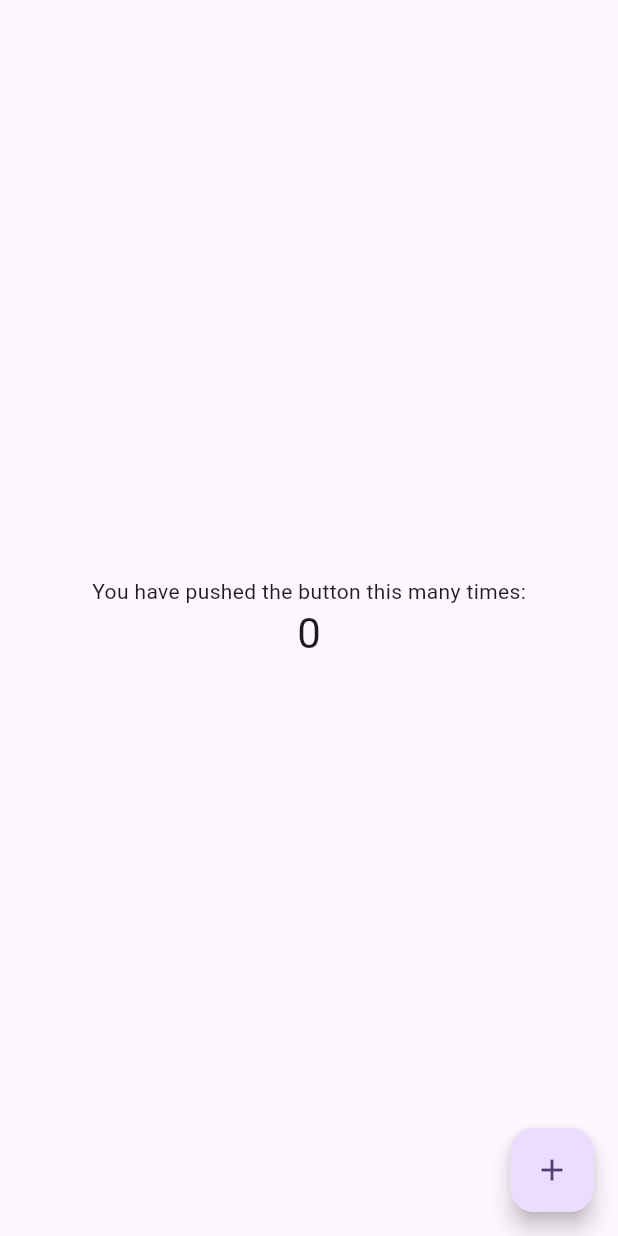
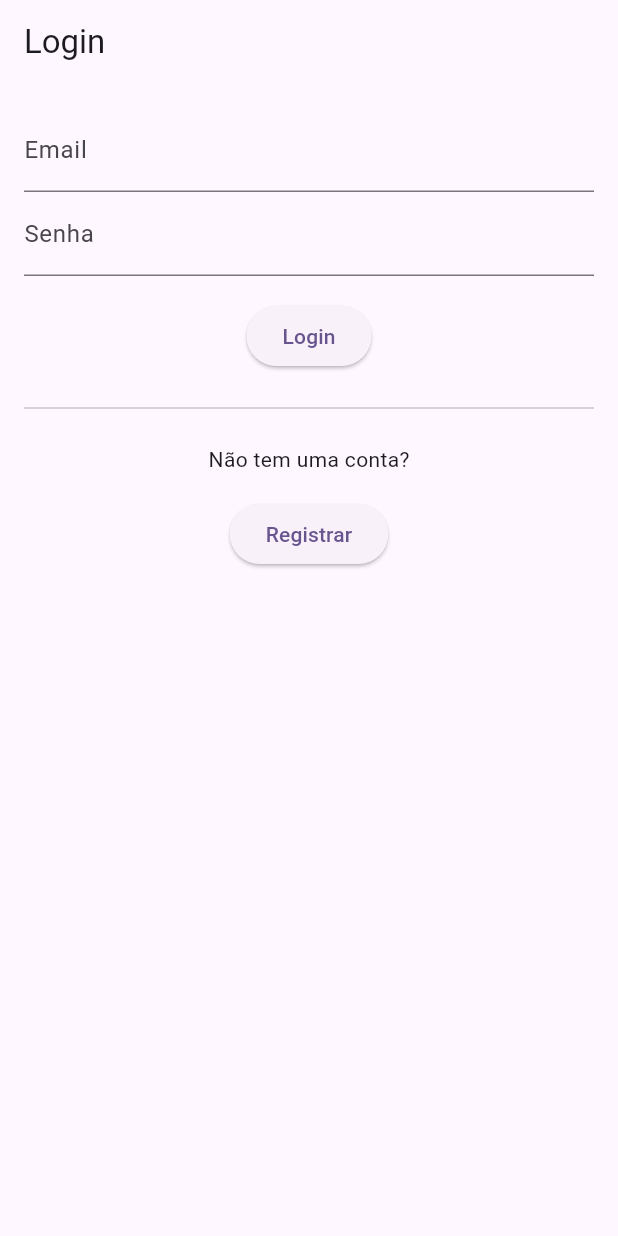
Before and after one commit to eduardoteles17/flutter_sqlite, a Flutter app: the screen it shows after launch, on a phone screen of 412 x 824 dp. Run offline on Flutter 3.47's test engine with Material 3 defaults, Android fonts, the phone set to English and light mode, and no system bars; our stand-ins replace get_it, go_router, lottie, shared_preferences, sqflite; accounts and stored records are empty.

Commit message:
add auth
Co-authored-by: juliacorre <juliacorrea2004@outlook.com>

```diff
--- /dev/null
+++ b/lib/constants/shared_preferences_keys.dart
@@ -0,0 +1,3 @@
+abstract class SharedPreferencesKeys {
+  static const String authenticatedUser = 'authenticated_user';
+}
--- /dev/null
+++ b/lib/controllers/auth_controller.dart
@@ -0,0 +1,64 @@
+import 'package:flutter_sqlite/constants/shared_preferences_keys.dart';
+import 'package:flutter_sqlite/controllers/users_controller.dart';
+import 'package:flutter_sqlite/core/injector.dart';
+import 'package:flutter_sqlite/models/user_model.dart';
+import 'package:flutter_sqlite/utils/password_hash.dart';
+import 'package:shared_preferences/shared_preferences.dart';
+
+class AuthController {
+  SharedPreferences sharedPreferences = getIt.get();
+  UserController userController = getIt.get();
+
+  User _user = User(id: 0, name: '', email: '', passwordHash: '');
+
+  User get user => _user;
+
+  Future<bool> init() async {
+    final userId = sharedPreferences.getInt(
+      SharedPreferencesKeys.authenticatedUser,
+    );
+
+    if (userId == null) {
+      return false;
+    }
+
+    final user = await userController.findUserById(userId);
+
+    if (user == null) {
+      return false;
+    }
+
+    _user = user;
+
+    return true;
+  }
+
+  Future<User> login({
+    required String email,
+    required String password,
+  }) async {
+    final user = await userController.findUserByEmail(email);
+
+    if (user == null) {
+      throw Exception('User not found');
+    }
+
+    if (!PasswordHash.compare(password, user.passwordHash)) {
+      throw Exception('Invalid password');
+    }
+
+    await sharedPreferences.setInt(
+      SharedPreferencesKeys.authenticatedUser,
+      user.id,
+    );
+
+    _user = user;
+
+    return user;
+  }
+
+  Future<void> logout() async {
+    await sharedPreferences.remove(SharedPreferencesKeys.authenticatedUser);
+    _user = User(id: 0, name: '', email: '', passwordHash: '');
+  }
+}
--- a/lib/core/app.dart
+++ b/lib/core/app.dart
@@ -1,8 +1,15 @@
+import 'package:flutter_sqlite/controllers/auth_controller.dart';
 import 'package:flutter_sqlite/core/injector.dart';
 
 abstract class App {
-  static Future<void> init() async {
+  static Future<bool> init() async {
     await getIt.allReady();
+
+    final authController = getIt.get<AuthController>();
+    final isAuthenticated = await authController.init();
+
     await Future.delayed(const Duration(seconds: 2));
+
+    return isAuthenticated;
   }
 }
--- a/lib/core/database/migrations/0001_init.dart
+++ b/lib/core/database/migrations/0001_init.dart
@@ -6,6 +6,7 @@ void migration0001Init(Batch batch) async {
     CREATE TABLE users (
       id INTEGER PRIMARY KEY AUTOINCREMENT,
       name TEXT NOT NULL,
+      email TEXT NOT NULL,
       passwordHash TEXT NOT NULL
     )
   ''');
--- a/lib/core/routes.dart
+++ b/lib/core/routes.dart
@@ -1,4 +1,6 @@
 import 'package:flutter_sqlite/screens/home_screen.dart';
+import 'package:flutter_sqlite/screens/login_screen.dart';
+import 'package:flutter_sqlite/screens/register_screen.dart';
 import 'package:flutter_sqlite/screens/splash_screen.dart';
 import 'package:go_router/go_router.dart';
 
@@ -10,5 +12,13 @@ final appRoutes = GoRouter(routes: [
   GoRoute(
     path: "/home",
     builder: (context, state) => const HomeScreen(),
+  ),
+  GoRoute(
+    path: "/login",
+    builder: (context, state) => const LoginScreen(),
+  ),
+  GoRoute(
+    path: "/register",
+    builder: (context, state) => const RegisterScreen(),
   )
 ]);
--- a/lib/models/user_model.dart
+++ b/lib/models/user_model.dart
@@ -1,11 +1,13 @@
 class User {
   final int id;
   final String name;
+  final String email;
   final String passwordHash;
 
   User({
     required this.id,
     required this.name,
+    required this.email,
     required this.passwordHash,
   });
 
@@ -13,6 +15,7 @@ class User {
     return User(
       id: map['id'],
       name: map['name'],
+      email: map['email'],
       passwordHash: map['passwordHash'],
     );
   }
@@ -21,6 +24,7 @@ class User {
     return {
       'id': id,
       'name': name,
+      'email': email,
       'passwordHash': passwordHash,
     };
   }
--- /dev/null
+++ b/lib/screens/login_screen.dart
@@ -0,0 +1,126 @@
+import 'package:flutter/material.dart';
+import 'package:flutter_sqlite/controllers/auth_controller.dart';
+import 'package:flutter_sqlite/core/injector.dart';
+import 'package:go_router/go_router.dart';
+
+class FormData {
+  String email;
+  String password;
+
+  FormData({
+    this.email = '',
+    this.password = '',
+  });
+}
+
+class LoginScreen extends StatefulWidget {
+  const LoginScreen({super.key});
+
+  @override
+  State<LoginScreen> createState() => _LoginScreenState();
+}
+
+class _LoginScreenState extends State<LoginScreen> {
+  final GlobalKey<FormState> _formKey = GlobalKey<FormState>();
+
+  final FormData _formData = FormData();
+
+  final AuthController authController = getIt.get<AuthController>();
+
+  _onRegister() {
+    GoRouter.of(context).push('/register');
+  }
+
+  _onSubmit() async {
+    if (!_formKey.currentState!.validate()) {
+      return;
+    }
+
+    _formKey.currentState?.save();
+
+    try {
+      await authController.login(
+        email: _formData.email,
+        password: _formData.password,
+      );
+
+      if (!context.mounted) {
+        return;
+      }
+
+      GoRouter.of(context).go('/home');
+    } catch (e) {
+      if (!context.mounted) {
+        return;
+      }
+
+      ScaffoldMessenger.of(context).showSnackBar(
+        const SnackBar(
+          content: Text("Usuário ou senha inválidos"),
+        ),
+      );
+    }
+  }
+
+  @override
+  Widget build(BuildContext context) {
+    return Scaffold(
+        appBar: AppBar(
+          title: const Text('Login'),
+        ),
+        body: Form(
+          key: _formKey,
+          child: Padding(
+            padding: const EdgeInsets.all(16.0),
+            child: Column(
+              children: [
+                TextFormField(
+                  keyboardType: TextInputType.emailAddress,
+                  textInputAction: TextInputAction.next,
+                  decoration: const InputDecoration(labelText: 'Email'),
+                  onSaved: (value) => _formData.email = value!,
+                  validator: (value) {
+                    if (value == null || value.isEmpty) {
+                      return 'Email é obrigatório';
+                    }
+
+                    return null;
+                  },
+                ),
+                TextFormField(
+                  keyboardType: TextInputType.visiblePassword,
+                  textInputAction: TextInputAction.done,
+                  decoration: const InputDecoration(
+                    labelText: 'Senha',
+                  ),
+                  obscureText: true,
+                  onSaved: (value) => _formData.password = value!,
+                  onFieldSubmitted: (_) => _onSubmit(),
+                  validator: (value) {
+                    if (value == null || value.isEmpty) {
+                      return 'Senha é obrigatória';
+                    }
+
+                    return null;
+                  },
+                ),
+                const SizedBox(height: 16.0),
+                ElevatedButton(
+                  onPressed: _onSubmit,
+                  child: const Text('Login'),
+                ),
+                const SizedBox(height: 16.0),
+                const Divider(),
+                const SizedBox(height: 16.0),
+                const Text("Não tem uma conta?"),
+                const SizedBox(height: 16.0),
+                ElevatedButton(
+                  onPressed: _onRegister,
+                  child: const Text('Registrar'),
+                ),
+              ],
+            ),
+          ),
+        ));
+  }
+}
```
Also changed, not shown: lib/controllers/users_controller.dart (added, +64 -0 lines), lib/core/injector.dart (+10 -0 lines), lib/screens/home_screen.dart (+18 -0 lines), lib/screens/register_screen.dart (added, +133 -0 lines), lib/screens/splash_screen.dart (+6 -2 lines), lib/utils/password_hash.dart (added, +13 -0 lines).
